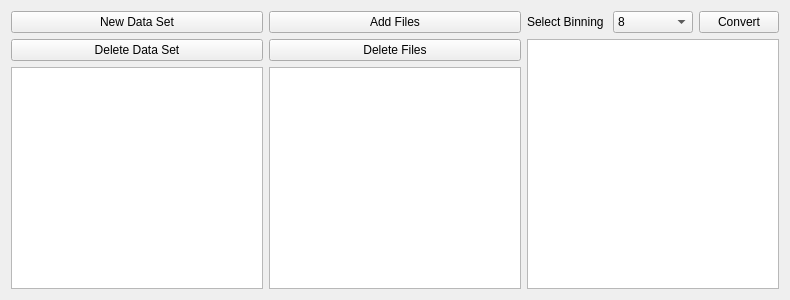
First picture: the form in src/main/resources/base/Views/loadFile.ui, repository MJOLNIRPackage/MJOLNIR-GUI, before the edit.
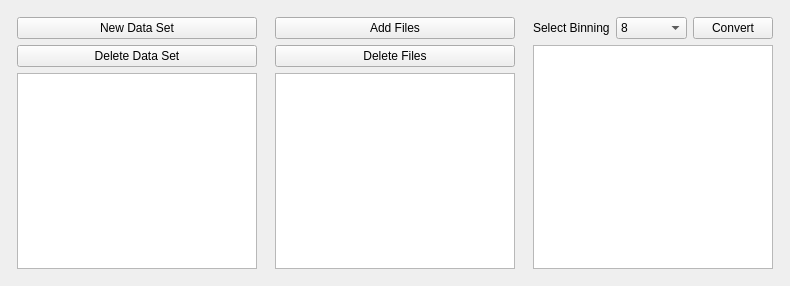
Second picture: the form after the edit.

```diff
--- a/src/main/resources/base/Views/loadFile.ui
+++ b/src/main/resources/base/Views/loadFile.ui
@@ -7,7 +7,7 @@
     <x>0</x>
     <y>0</y>
     <width>790</width>
-    <height>300</height>
+    <height>286</height>
    </rect>
   </property>
   <property name="sizePolicy">
@@ -33,6 +33,18 @@
        <property name="sizeConstraint">
         <enum>QLayout::SetDefaultConstraint</enum>
        </property>
+       <property name="leftMargin">
+        <number>6</number>
+       </property>
+       <property name="topMargin">
+        <number>6</number>
+       </property>
+       <property name="rightMargin">
+        <number>6</number>
+       </property>
+       <property name="bottomMargin">
+        <number>6</number>
+       </property>
        <item>
         <widget class="QPushButton" name="DataSet_NewDataSet_button">
          <property name="toolTip">
@@ -94,6 +106,18 @@
        <property name="sizeConstraint">
         <enum>QLayout::SetDefaultConstraint</enum>
        </property>
+       <property name="leftMargin">
+        <number>6</number>
+       </property>
+       <property name="topMargin">
+        <number>6</number>
+       </property>
+       <property name="rightMargin">
+        <number>6</number>
+       </property>
+       <property name="bottomMargin">
+        <number>6</number>
+       </property>
        <item>
         <widget class="QPushButton" name="DataSet_AddFiles_button">
          <property name="toolTip">
@@ -146,6 +170,18 @@
      </item>
      <item>
       <layout class="QVBoxLayout" name="verticalLayout_3" stretch="0,1">
+       <property name="leftMargin">
+        <number>6</number>
+       </property>
+       <property name="topMargin">
+        <number>6</number>
+       </property>
+       <property name="rightMargin">
+        <number>6</number>
+       </property>
+       <property name="bottomMargin">
+        <number>6</number>
+       </property>
        <item>
         <layout class="QHBoxLayout" name="horizontalLayout">
          <item>
```
